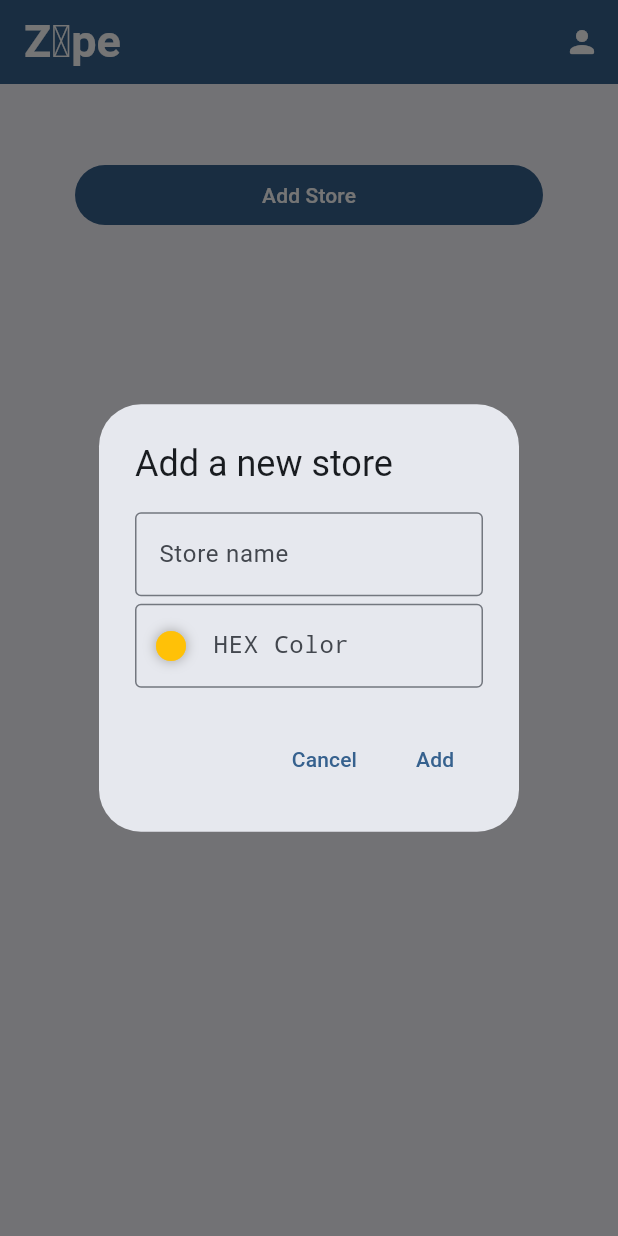
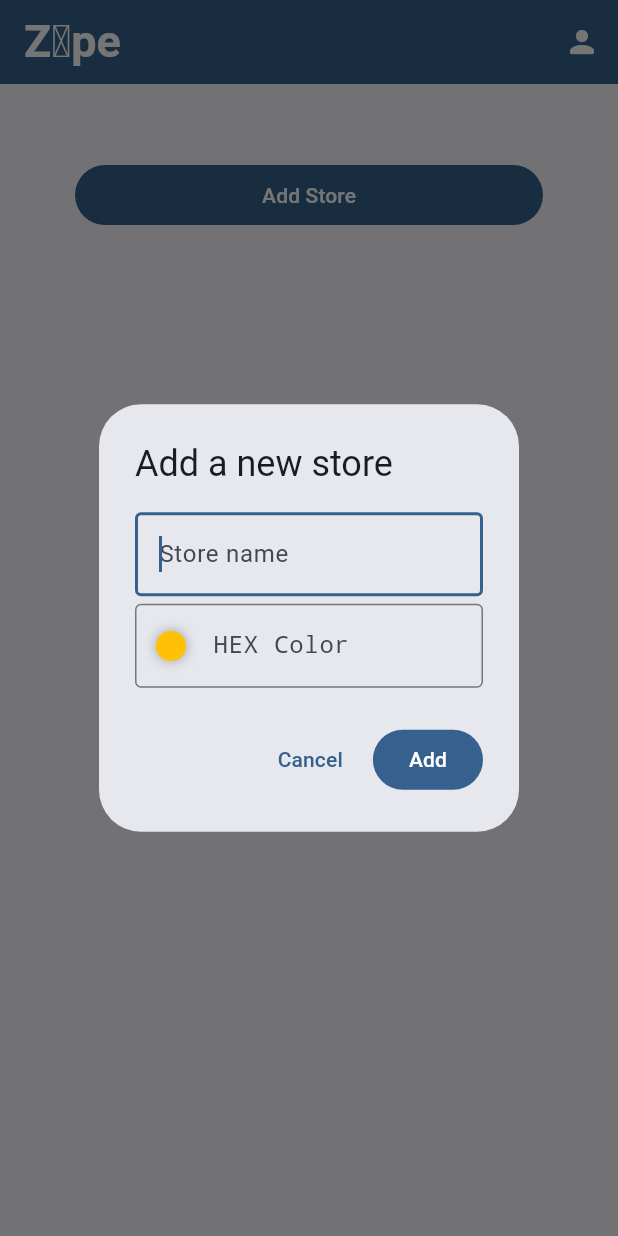
Before and after one commit to Nianzu/zope, a Flutter app: the screen it shows after launch, after a tap on "Add Store", on a phone screen of 412 x 824 dp. Run offline on Flutter 3.47's test engine with Material 3 defaults, Android fonts, the phone set to English and light mode, and no system bars; our stand-ins replace cloud_firestore, firebase_auth, firebase_core; accounts and stored records are empty; generated files the repository leaves out were written again; network calls fail; statements that could not run were skipped.

Commit message:
Can now add new stores

```diff
--- a/zope_application/lib/main.dart
+++ b/zope_application/lib/main.dart
@@ -12,7 +12,7 @@ var db;
 // Update store color
 // ✔ Sort variables (date)
 // Deal with checked variables (cleanup)
-// Add new store
+// ✔ Add new store
 // Delete things (items, stores)
 // Login
 
@@ -79,7 +79,7 @@ class StoreItem {
 
   void UpdateColor() {
     print("update color");
-    db.collection("stores").doc(id).update({"color": storeColor.toString()});
+    db.collection("stores").doc(id).update({"color": storeColor.value});
   }
 }
 
@@ -106,12 +106,19 @@ class StoreList {
           id: doc.id,
           storeColor: (data["color"] == null)
               ? Color.fromARGB(255, 255, 0, 255)
-              : Color(int.parse(data["color"].toString().substring(8, 16),
-                  radix: 16))));
+              : Color(int.parse(data["color"].toString()))));
     }
   }
 
-  void addStore() {}
+  void addStore(String name, Color color) {
+    Map<String, dynamic> newStore = {
+      "name": name,
+      "items": {},
+      "color": color.value,
+    };
+    print(newStore);
+    db.collection("stores").add(newStore);
+  }
 }
 
 class MyHomePage extends StatefulWidget {
@@ -131,11 +138,14 @@ class _MyHomePageState extends State<MyHomePage> {
   // https://stackoverflow.com/questions/51962272/how-to-refresh-an-alertdialog-in-flutter
   TextEditingController _nameFieldController = TextEditingController();
   TextEditingController _colorFieldController = TextEditingController();
+  late StoreList _stores;
+
   Future<void> _displayTextInputDialog(BuildContext context) async {
     return showDialog(
       context: context,
       builder: (context) {
         String colorText = "";
+        Color color = Colors.amber;
         return StatefulBuilder(builder: (context, setState) {
           return AlertDialog(
             title: const Text('Add a new store'),
@@ -143,6 +153,7 @@ class _MyHomePageState extends State<MyHomePage> {
               mainAxisSize: MainAxisSize.min,
               children: [
                 TextField(
+                  autofocus: true,
                   controller: _nameFieldController,
                   decoration: InputDecoration(
                     hintText: "Store name",
@@ -161,6 +172,11 @@ class _MyHomePageState extends State<MyHomePage> {
                   onChanged: (x) {
                     setState(() {
                       colorText = x;
+                      color = colorText != ""
+                          ? Color(int.parse(
+                              "ff${colorText.padRight(7, '0').substring(1, 7)}",
+                              radix: 16))
+                          : Colors.amber;
                     });
                   },
                   style: TextStyle(fontFamily: "monospace"),
@@ -172,11 +188,7 @@ class _MyHomePageState extends State<MyHomePage> {
                         Icons.circle,
                         shadows: [Shadow(blurRadius: 10, color: Colors.grey)],
                       ),
-                      prefixIconColor: colorText != ""
-                          ? Color(int.parse(
-                              "ff${colorText.padRight(7, '0').substring(1, 7)}",
-                              radix: 16))
-                          : Colors.amber),
+                      prefixIconColor: color),
                 ),
               ],
             ),
@@ -189,10 +201,10 @@ class _MyHomePageState extends State<MyHomePage> {
                   Navigator.pop(context);
                 },
               ),
-              TextButton(
+              FilledButton(
                 child: Text('Add'),
                 onPressed: () {
-                  print(_nameFieldController.text);
+                  _stores.addStore(_nameFieldController.text, color);
                   _nameFieldController.clear();
                   _colorFieldController.clear();
                   Navigator.pop(context);
@@ -245,11 +257,11 @@ class _MyHomePageState extends State<MyHomePage> {
 
             // Load the data into our structure
             print("Loaded data");
-            StoreList stores = StoreList(documents);
+            _stores = StoreList(documents);
 
             // Generate the widgets
             return ListView(children: [
-              for (var store in stores.list) StoreThing(store: store),
+              for (var store in _stores.list) StoreThing(store: store),
               Padding(
                 padding:
                     const EdgeInsets.only(left: 50.0, right: 50.0, top: 50.0),
```
